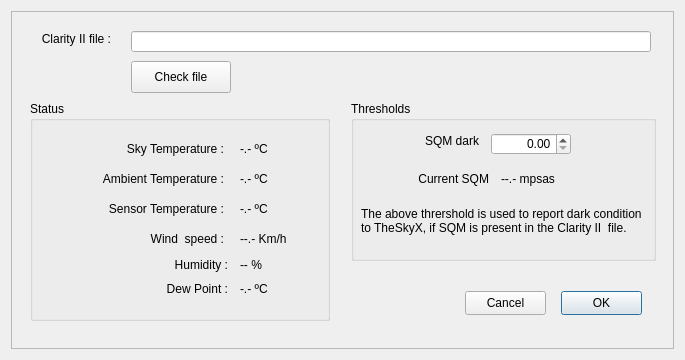
This is ClarityIIPlus.ui in rpineau/ClarityIIPlus as Qt 5 draws it before an edit. The edited form follows.
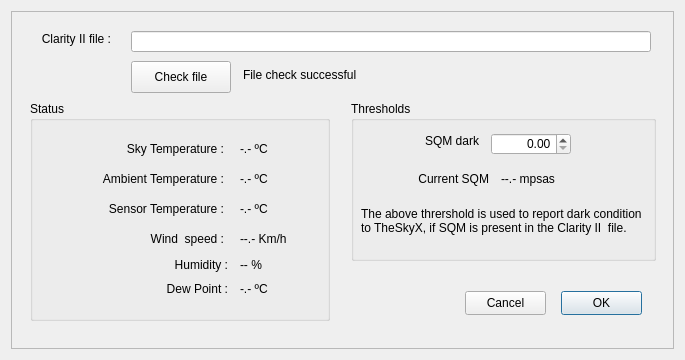
This is the edited form. Custom widgets are drawn as their Qt base class.

Commit message: Fix a few miniro issue on the settings dialog file check.

Patch:
```diff
--- a/ClarityIIPlus.ui
+++ b/ClarityIIPlus.ui
@@ -427,6 +427,19 @@
        <string>Check file</string>
       </property>
      </widget>
+     <widget class="QLabel" name="fileCheckStatus">
+      <property name="geometry">
+       <rect>
+        <x>232</x>
+        <y>56</y>
+        <width>240</width>
+        <height>16</height>
+       </rect>
+      </property>
+      <property name="text">
+       <string>File check successful</string>
+      </property>
+     </widget>
     </widget>
    </item>
   </layout>
```
The commit also changes 1 other file.
